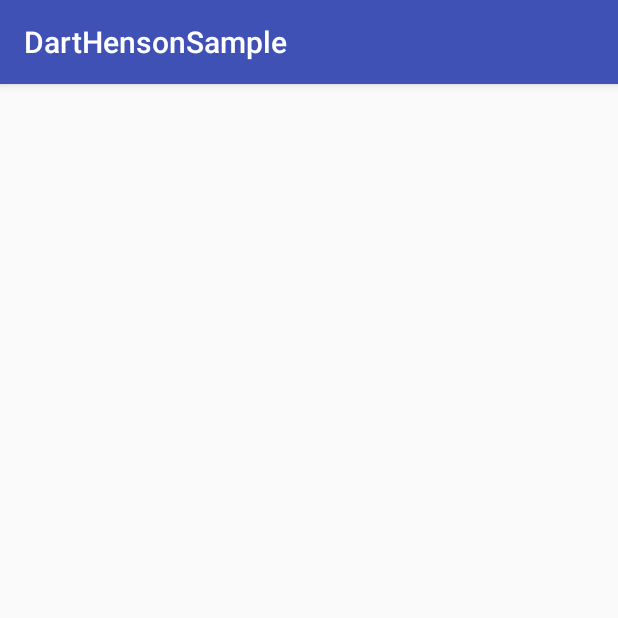
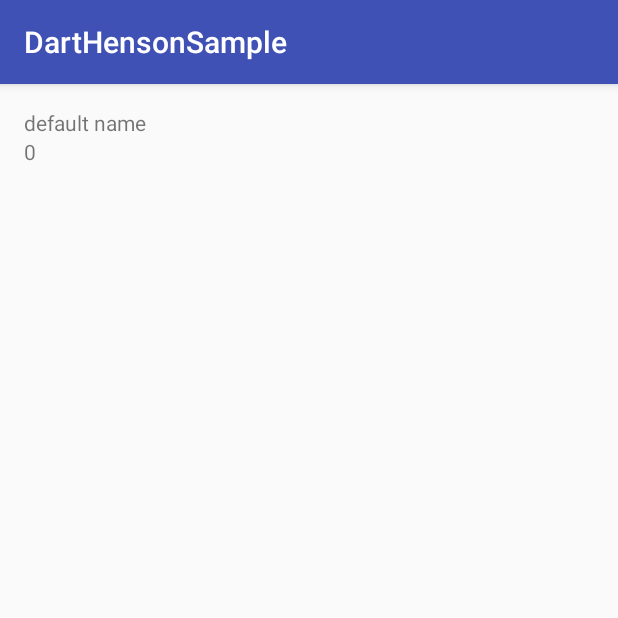
Before and after one commit to soaringEveryday/DartHensonSample, an Android app: the DetailActivity screen opened directly, with no data from a screen before it, on a phone screen of 412 x 824 dp, the top half of it. Run offline under Robolectric (Android 15) with nearby library versions, the phone set to English and light mode, and no system bars; our stand-ins replace ButterKnife; libraries missing offline, so code that uses them is left out: com.f2prateek.dart; 1 statement that could not run was skipped.

```diff
--- a/app/build.gradle
+++ b/app/build.gradle
@@ -31,4 +31,6 @@ dependencies {
     provided 'com.f2prateek.dart:henson-processor:2.0.0'
     compile 'com.jakewharton:butterknife:8.0.1'
     apt 'com.jakewharton:butterknife-compiler:8.0.1'
+    compile 'org.parceler:parceler-api:1.1.5'
+    apt 'org.parceler:parceler:1.1.5'
 }
--- a/app/src/main/java/com/jason/darthensonsample/DetailActivity.java
+++ b/app/src/main/java/com/jason/darthensonsample/DetailActivity.java
@@ -1,13 +1,49 @@
 package com.jason.darthensonsample;
 
+import android.os.Bundle;
+import android.support.annotation.Nullable;
 import android.support.v7.app.AppCompatActivity;
-import android.os.Bundle;
+import android.widget.TextView;
+
+import com.f2prateek.dart.Dart;
+import com.f2prateek.dart.InjectExtra;
+
+import butterknife.BindView;
+import butterknife.ButterKnife;
 
 public class DetailActivity extends AppCompatActivity {
+    @InjectExtra
+    String name = "default name";
+
+    @InjectExtra
+    int age = 0;
+
+    @Nullable
+    @InjectExtra
+    User user;
+
+    @BindView(R.id.tvName)
+    TextView tvName;
+
+    @BindView(R.id.tvAge)
+    TextView tvAge;
 
     @Override
     protected void onCreate(Bundle savedInstanceState) {
         super.onCreate(savedInstanceState);
         setContentView(R.layout.activity_detail);
+        ButterKnife.bind(this);
+        Dart.inject(this);
+        initView();
+    }
+
+    private void initView() {
+        if (user != null) {
+            tvName.setText(user.getName());
+            tvAge.setText(String.valueOf(user.getAge()));
+        } else {
+            tvName.setText(name);
+            tvAge.setText(String.valueOf(age));
+        }
     }
 }
--- a/app/src/main/res/layout/content_main.xml
+++ b/app/src/main/res/layout/content_main.xml
@@ -39,8 +39,8 @@
     <Button
         android:layout_width="wrap_content"
         android:layout_height="wrap_content"
-        android:text="bundle send"
-        android:id="@+id/btnBundle" />
+        android:text="parcel send"
+        android:id="@+id/btnParcel" />
 
 
 </LinearLayout>
```
Also changed, not shown: app/src/main/java/com/jason/darthensonsample/MainActivity.java (+38 -31 lines), app/src/main/java/com/jason/darthensonsample/User.java (added, +28 -0 lines), app/src/main/res/layout/activity_main.xml (+0 -8 lines).
